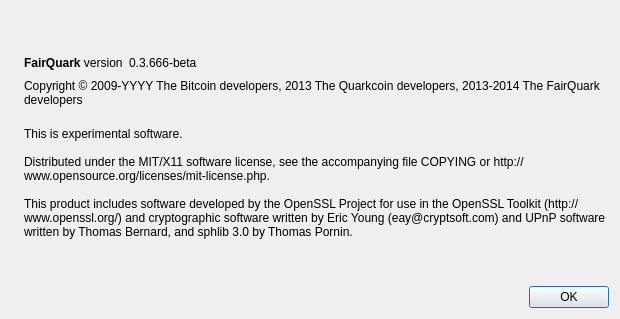
First picture: the form in src/qt/forms/aboutdialog.ui, repository randomquarkdev/randomquark, before the edit.
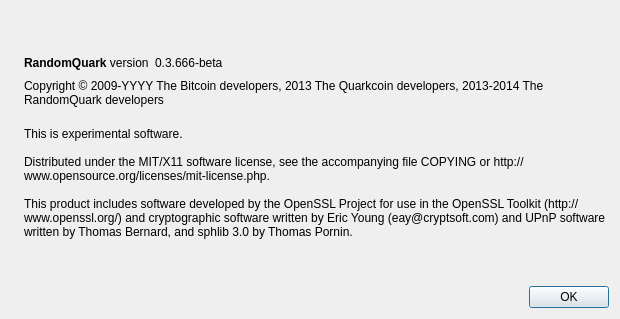
Second picture: the form after the edit. Icons and pictures are not drawn.

```diff
--- a/src/qt/forms/aboutdialog.ui
+++ b/src/qt/forms/aboutdialog.ui
@@ -50,7 +50,7 @@
           <cursorShape>IBeamCursor</cursorShape>
          </property>
          <property name="text">
-          <string>&lt;html&gt;&lt;head/&gt;&lt;body&gt;&lt;p&gt;&lt;span style=&quot; font-weight:600;&quot;&gt;FairQuark&lt;/span&gt; version&lt;/p&gt;&lt;/body&gt;&lt;/html&gt;</string>
+          <string>&lt;html&gt;&lt;head/&gt;&lt;body&gt;&lt;p&gt;&lt;span style=&quot; font-weight:600;&quot;&gt;RandomQuark&lt;/span&gt; version&lt;/p&gt;&lt;/body&gt;&lt;/html&gt;</string>
          </property>
          <property name="textInteractionFlags">
           <set>Qt::LinksAccessibleByMouse|Qt::TextSelectableByKeyboard|Qt::TextSelectableByMouse</set>
@@ -91,7 +91,7 @@
         <cursorShape>IBeamCursor</cursorShape>
        </property>
        <property name="text">
-        <string notr="true">Copyright &amp;copy; 2009-YYYY The Bitcoin developers, 2013 The Quarkcoin developers, 2013-2014 The FairQuark developers</string>
+        <string notr="true">Copyright &amp;copy; 2009-YYYY The Bitcoin developers, 2013 The Quarkcoin developers, 2013-2014 The RandomQuark developers</string>
        </property>
        <property name="textFormat">
         <enum>Qt::RichText</enum>
```
Left out of the diff: 2 changed lines with no effect on the pictures.
